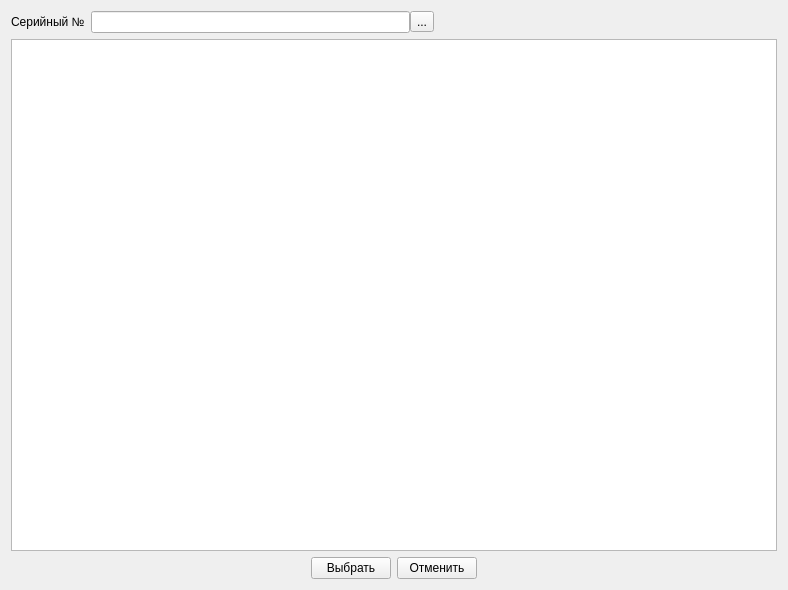
First picture: the form in Remont/selectdevicewindow.ui, repository AlexeyScherbakov2021/Remont2, before the edit.
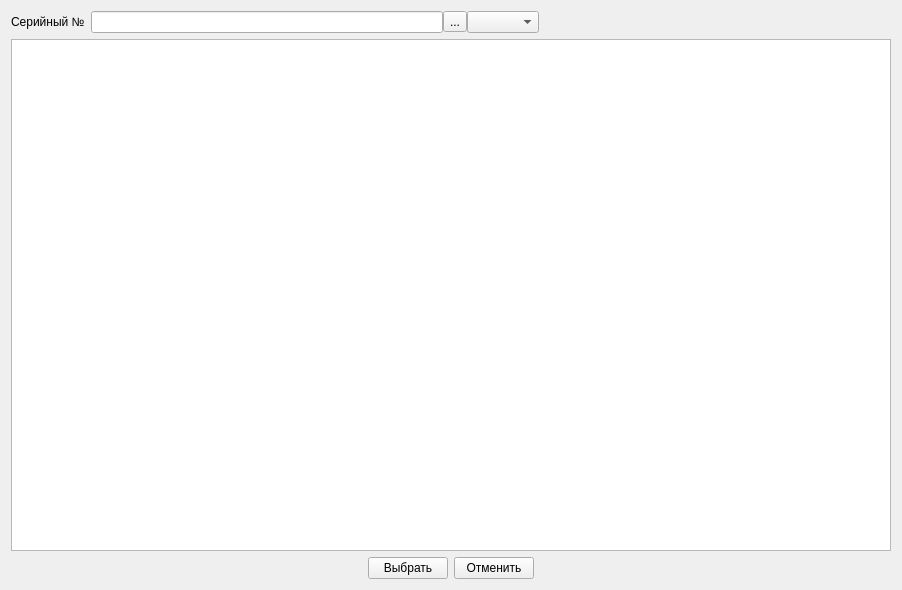
Second picture: the form after the edit. Icons and pictures are not drawn.

Diff of the .ui file:
```diff
--- a/Remont/selectdevicewindow.ui
+++ b/Remont/selectdevicewindow.ui
@@ -6,7 +6,7 @@
    <rect>
     <x>0</x>
     <y>0</y>
-    <width>788</width>
+    <width>902</width>
     <height>590</height>
    </rect>
   </property>
@@ -42,7 +42,8 @@
          </property>
         </widget>
        </item>
-      </layout>
+       <item>
+        <widget class="QComboBox" name="cbType"/>
      </item>
      <item>
       <spacer name="horizontalSpacer_3">
@@ -56,6 +57,8 @@
         </size>
        </property>
       </spacer>
+       </item>
+      </layout>
      </item>
     </layout>
    </item>
```
Lines whose indentation alone changed are shown as unchanged.
